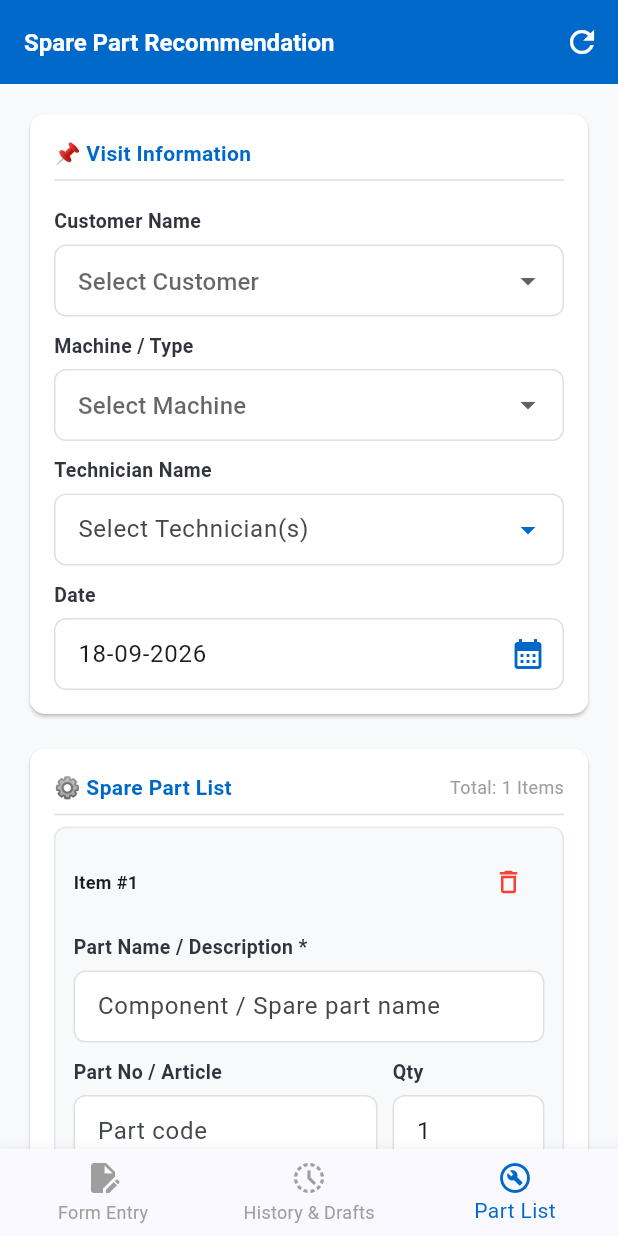
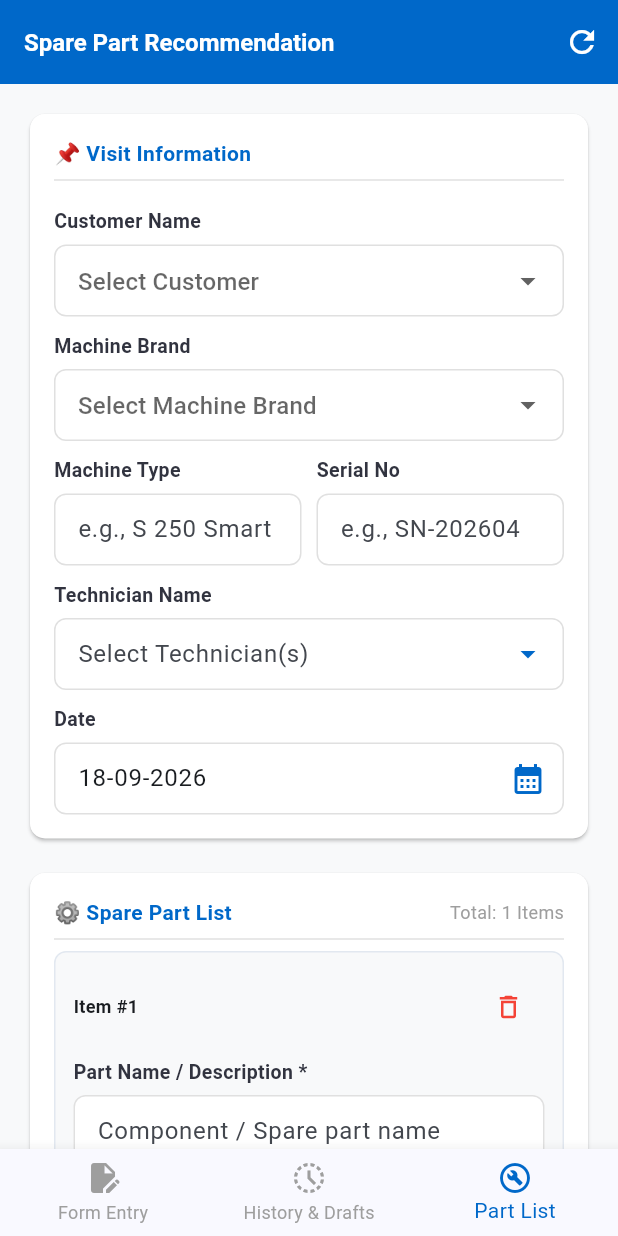
Before and after one commit to why31why31/servicereport-ios, a Flutter app: the screen it shows after launch, item 3 of the bottom bar chosen, on a phone screen of 412 x 824 dp. Run offline on Flutter 3.47's test engine with Material 3 defaults, Android fonts, the phone set to English and light mode, and no system bars; our stand-ins replace image_picker, isar, open_file, pdf, printing, share_plus and 1 more; accounts and stored records are empty; generated files the repository leaves out were written again.

Commit message:
sementara ok

```diff
--- a/lib/spare_part_page.dart
+++ b/lib/spare_part_page.dart
@@ -45,6 +45,8 @@ class SparePartRecommendationPage extends StatefulWidget {
 class _SparePartRecommendationPageState extends State<SparePartRecommendationPage> {
   final _customerController = TextEditingController();
   final _machineController = TextEditingController();
+  final _machineTypeController = TextEditingController(); // Controller Type Mesin
+  final _serialNoController = TextEditingController();    // Controller Serial No
   final _technicianController = TextEditingController();
   final _dateController = TextEditingController();
   final _notesController = TextEditingController();
@@ -119,14 +121,18 @@ class _SparePartRecommendationPageState extends State<SparePartRecommendationPag
   ];
 
   final List<String> _machineList = [
-    "Kilian Tablet Press",
-    "Siebler HM 2",
-    "Bosch",
-    "Fette",
-    "Uhlmann",
+    "Kilian",
+    "Siebler",
+    "Macofar",
+    "Noack",
+    "Promatic",
     "Romaco",
-    "Sejong",
-    "Korsch",
+    "Truking",
+    "MG2",
+    "FrymaKoruma",
+    "Stephan",
+    "TrukingFrewitt",
+    "Lytzen",
     "Other (Type manually)"
   ];
 
@@ -317,6 +323,8 @@ class _SparePartRecommendationPageState extends State<SparePartRecommendationPag
   void dispose() {
     _customerController.dispose();
     _machineController.dispose();
+    _machineTypeController.dispose();
+    _serialNoController.dispose();
     _technicianController.dispose();
     _dateController.dispose();
     _notesController.dispose();
@@ -396,6 +404,8 @@ class _SparePartRecommendationPageState extends State<SparePartRecommendationPag
       _currentDraftId = null;
       _customerController.clear();
       _machineController.clear();
+      _machineTypeController.clear();
+      _serialNoController.clear();
       _technicianController.clear();
       _notesController.clear();
       _selectedTechnicians.clear();
@@ -540,8 +550,15 @@ class _SparePartRecommendationPageState extends State<SparePartRecommendationPag
                   pw.SizedBox(height: 4),
                   pw.Row(
                     children: [
-                      pw.Expanded(child: pw.Text("Machine / Type: ${_machineController.text.isEmpty ? '-' : _machineController.text}", style: pw.TextStyle(fontSize: 9.5))),
-                      pw.Expanded(child: pw.Text("Technician: ${_technicianController.text.isEmpty ? '-' : _technicianController.text}", style: pw.TextStyle(fontSize: 9.5))),
+                      pw.Expanded(child: pw.Text("Machine Brand: ${_machineController.text.isEmpty ? '-' : _machineController.text}", style: const pw.TextStyle(fontSize: 9.5))),
+                      pw.Expanded(child: pw.Text("Technician: ${_technicianController.text.isEmpty ? '-' : _technicianController.text}", style: const pw.TextStyle(fontSize: 9.5))),
+                    ],
+                  ),
+                  pw.SizedBox(height: 4),
+                  pw.Row(
+                    children: [
+                      pw.Expanded(child: pw.Text("Machine Type: ${_machineTypeController.text.isEmpty ? '-' : _machineTypeController.text}", style: const pw.TextStyle(fontSize: 9.5))),
+                      pw.Expanded(child: pw.Text("Serial No: ${_serialNoController.text.isEmpty ? '-' : _serialNoController.text}", style: const pw.TextStyle(fontSize: 9.5))),
                     ],
                   ),
                 ],
@@ -684,7 +701,9 @@ class _SparePartRecommendationPageState extends State<SparePartRecommendationPag
     summary.writeln("🛠️ *SPARE PART RECOMMENDATION LIST*");
     summary.writeln("=================================");
     summary.writeln("👤 Customer: ${_customerController.text.isEmpty ? '-' : _customerController.text}");
-    summary.writeln("⚙️ Machine: ${_machineController.text.isEmpty ? '-' : _machineController.text}");
+    summary.writeln("⚙️ Machine Brand: ${_machineController.text.isEmpty ? '-' : _machineController.text}");
+    if (_machineTypeController.text.isNotEmpty) summary.writeln("🏷️ Machine Type: ${_machineTypeController.text}");
+    if (_serialNoController.text.isNotEmpty) summary.writeln("🔢 Serial No: ${_serialNoController.text}");
     summary.writeln("👨‍🔧 Technician: ${_technicianController.text.isEmpty ? '-' : _technicianController.text}");
     summary.writeln("📅 Date: ${_dateController.text}");
     summary.writeln("\n📋 *RECOMMENDED PARTS:*");
@@ -821,13 +840,13 @@ class _SparePartRecommendationPageState extends State<SparePartRecommendationPag
                       ),
                     ],
 
-                    // MACHINE DROPDOWN
-                    _buildLabel("Machine / Type"),
+                    // MACHINE BRAND DROPDOWN
+                    _buildLabel("Machine Brand"),
                     DropdownButtonFormField<String>(
                       isExpanded: true,
                       value: _selectedMachine,
                       decoration: const InputDecoration(
-                        hintText: "Select Machine",
+                        hintText: "Select Machine Brand",
                         contentPadding: EdgeInsets.symmetric(horizontal: 12, vertical: 12),
                       ),
                       items: _machineList.map((String value) {
@@ -854,11 +873,46 @@ class _SparePartRecommendationPageState extends State<SparePartRecommendationPag
                       TextFormField(
                         controller: _machineController,
                         decoration: const InputDecoration(
-                          hintText: "Enter machine name manually",
+                          hintText: "Enter machine brand manually",
                           prefixIcon: Icon(Icons.edit, size: 18),
                         ),
                       ),
                     ],
+
+                    // MACHINE TYPE & SERIAL NO (INPUT FIELDS)
+                    Row(
+                      children: [
+                        Expanded(
+                          child: Column(
+                            crossAxisAlignment: CrossAxisAlignment.start,
+                            children: [
+                              _buildLabel("Machine Type"),
+                              TextFormField(
+                                controller: _machineTypeController,
+                                decoration: const InputDecoration(
+                                  hintText: "e.g., S 250 Smart",
+                                ),
+                              ),
+                            ],
+                          ),
+                        ),
+                        const SizedBox(width: 10),
+                        Expanded(
+                          child: Column(
+                            crossAxisAlignment: CrossAxisAlignment.start,
+                            children: [
+                              _buildLabel("Serial No"),
+                              TextFormField(
+                                controller: _serialNoController,
+                                decoration: const InputDecoration(
+                                  hintText: "e.g., SN-202604",
+                                ),
+                              ),
+                            ],
+                          ),
+                        ),
+                      ],
+                    ),
 
                     // MULTI-SELECT TEKNISI
                     _buildLabel("Technician Name"),
```
